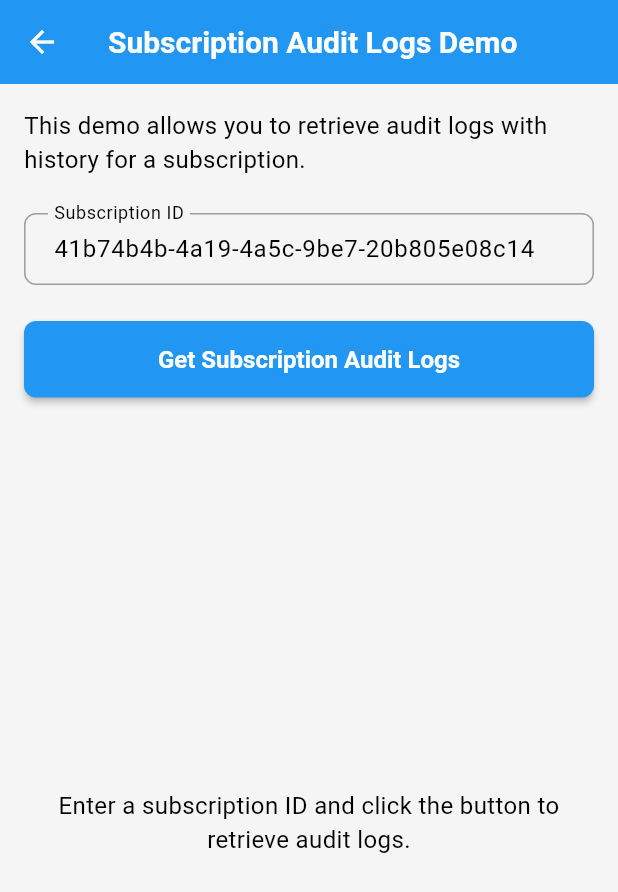
After one commit to EtanaAlemu/flexbiller-app, a Flutter app: the SubscriptionAuditLogsDemoPage screen opened directly, on a phone screen of 412 x 824 dp. The commit adds this screen. Shown: the top 892 px of the screen. Run offline on Flutter 3.47's test engine with Material 3 defaults, Android fonts, the phone set to English and light mode, and no system bars; our stand-ins replace dio, equatable, flutter_bloc, flutter_secure_storage, get_it, injectable and 4 more; accounts and stored records are empty; network calls fail.

Commit message:
Implement retrieve subscription audit logs with history functionality
- Add get subscription audit logs with history API endpoint
- Create SubscriptionAuditLog and SubscriptionAuditHistory entities
- Add subscription audit logs response model with proper JSON serialization
- Add get subscription audit logs method to SubscriptionsRepository interface
- Create GetSubscriptionAuditLogsWithHistoryUseCase for audit logs operations
- Update SubscriptionsRemoteDataSource with get subscription audit logs operation
- Update SubscriptionsRepositoryImpl with get subscription audit logs implementation
- Add get subscription audit logs events and states to SubscriptionsBloc
- Update SubscriptionsBloc to handle get subscription audit logs operations
- Create SubscriptionAuditLogsDemoPage for testing functionality
- Update SubscriptionsDemoPage to include audit logs navigation
- Run build_runner to generate necessary files
- Ensure clean architecture compliance and proper error handling

```diff
--- a/lib/core/constants/api_endpoints.dart
+++ b/lib/core/constants/api_endpoints.dart
@@ -16,6 +16,7 @@ class ApiEndpoints {
   static const String subscriptionCustomFields = '/api/subscriptions';
   static const String blockSubscription = '/api/subscriptions'; // Base for blocking
   static const String createSubscriptionWithAddOns = '/api/subscriptions/createSubscriptionWithAddOns';
+  static const String getSubscriptionAuditLogsWithHistory = '/api/subscriptions'; // Base for audit logs
 
   // Tags endpoints
   static const String getAllTags = '/api/tags';
--- /dev/null
+++ b/lib/features/subscriptions/data/models/subscription_audit_logs_response_model.dart
@@ -0,0 +1,148 @@
+import 'package:json_annotation/json_annotation.dart';
+
+part 'subscription_audit_logs_response_model.g.dart';
+
+@JsonSerializable()
+class SubscriptionAuditLogsResponseModel {
+  @JsonKey(name: 'success')
+  final bool success;
+
+  @JsonKey(name: 'code')
+  final int code;
+
+  @JsonKey(name: 'data')
+  final List<SubscriptionAuditLogModel> data;
+
+  @JsonKey(name: 'message')
+  final String message;
+
+  const SubscriptionAuditLogsResponseModel({
+    required this.success,
+    required this.code,
+    required this.data,
+    required this.message,
+  });
+
+  factory SubscriptionAuditLogsResponseModel.fromJson(Map<String, dynamic> json) =>
+      _$SubscriptionAuditLogsResponseModelFromJson(json);
+
+  Map<String, dynamic> toJson() => _$SubscriptionAuditLogsResponseModelToJson(this);
+}
+
+@JsonSerializable()
+class SubscriptionAuditLogModel {
+  @JsonKey(name: 'changeType')
+  final String? changeType;
+
+  @JsonKey(name: 'changeDate')
+  final String? changeDate;
+
+  @JsonKey(name: 'objectType')
+  final String? objectType;
+
+  @JsonKey(name: 'objectId')
+  final String? objectId;
+
+  @JsonKey(name: 'changedBy')
+  final String? changedBy;
+
+  @JsonKey(name: 'reasonCode')
+  final String? reasonCode;
+
+  @JsonKey(name: 'comments')
+  final String? comments;
+
+  @JsonKey(name: 'userToken')
+  final String? userToken;
+
+  @JsonKey(name: 'history')
+  final SubscriptionAuditHistoryModel? history;
+
+  const SubscriptionAuditLogModel({
+    this.changeType,
+    this.changeDate,
+    this.objectType,
+    this.objectId,
+    this.changedBy,
+    this.reasonCode,
+    this.comments,
+    this.userToken,
+    this.history,
+  });
+
+  factory SubscriptionAuditLogModel.fromJson(Map<String, dynamic> json) =>
+      _$SubscriptionAuditLogModelFromJson(json);
+
+  Map<String, dynamic> toJson() => _$SubscriptionAuditLogModelToJson(this);
+}
+
+@JsonSerializable()
+class SubscriptionAuditHistoryModel {
+  @JsonKey(name: 'id')
+  final String? id;
+
+  @JsonKey(name: 'createdDate')
+  final String? createdDate;
+
+  @JsonKey(name: 'updatedDate')
+  final String? updatedDate;
+
+  @JsonKey(name: 'recordId')
+  final int? recordId;
+
+  @JsonKey(name: 'accountRecordId')
+  final int? accountRecordId;
+
+  @JsonKey(name: 'tenantRecordId')
+  final int? tenantRecordId;
+
+  @JsonKey(name: 'bundleId')
+  final String? bundleId;
+
+  @JsonKey(name: 'externalKey')
+  final String? externalKey;
+
+  @JsonKey(name: 'category')
+  final String? category;
+
+  @JsonKey(name: 'startDate')
+  final String? startDate;
+
+  @JsonKey(name: 'bundleStartDate')
+  final String? bundleStartDate;
+
+  @JsonKey(name: 'chargedThroughDate')
+  final String? chargedThroughDate;
+
+  @JsonKey(name: 'migrated')
+  final bool? migrated;
+
+  @JsonKey(name: 'tableName')
+  final String? tableName;
+
+  @JsonKey(name: 'historyTableName')
+  final String? historyTableName;
+
+  const SubscriptionAuditHistoryModel({
+    this.id,
+    this.createdDate,
+    this.updatedDate,
+    this.recordId,
+    this.accountRecordId,
+    this.tenantRecordId,
+    this.bundleId,
+    this.externalKey,
+    this.category,
+    this.startDate,
+    this.bundleStartDate,
+    this.chargedThroughDate,
+    this.migrated,
+    this.tableName,
+    this.historyTableName,
+  });
+
+  factory SubscriptionAuditHistoryModel.fromJson(Map<String, dynamic> json) =>
+      _$SubscriptionAuditHistoryModelFromJson(json);
+
+  Map<String, dynamic> toJson() => _$SubscriptionAuditHistoryModelToJson(this);
+}
--- /dev/null
+++ b/lib/features/subscriptions/domain/entities/subscription_audit_log.dart
@@ -0,0 +1,163 @@
+import 'package:equatable/equatable.dart';
+
+class SubscriptionAuditLog extends Equatable {
+  final String? changeType;
+  final DateTime? changeDate;
+  final String? objectType;
+  final String? objectId;
+  final String? changedBy;
+  final String? reasonCode;
+  final String? comments;
+  final String? userToken;
+  final SubscriptionAuditHistory? history;
+
+  const SubscriptionAuditLog({
+    this.changeType,
+    this.changeDate,
+    this.objectType,
+    this.objectId,
+    this.changedBy,
+    this.reasonCode,
+    this.comments,
+    this.userToken,
+    this.history,
+  });
+
+  @override
+  List<Object?> get props => [
+        changeType,
+        changeDate,
+        objectType,
+        objectId,
+        changedBy,
+        reasonCode,
+        comments,
+        userToken,
+        history,
+      ];
+
+  @override
+  String toString() {
+    return 'SubscriptionAuditLog(changeType: $changeType, changeDate: $changeDate, objectType: $objectType)';
+  }
+
+  SubscriptionAuditLog copyWith({
+    String? changeType,
+    DateTime? changeDate,
+    String? objectType,
+    String? objectId,
+    String? changedBy,
+    String? reasonCode,
+    String? comments,
+    String? userToken,
+    SubscriptionAuditHistory? history,
+  }) {
+    return SubscriptionAuditLog(
+      changeType: changeType ?? this.changeType,
+      changeDate: changeDate ?? this.changeDate,
+      objectType: objectType ?? this.objectType,
+      objectId: objectId ?? this.objectId,
+      changedBy: changedBy ?? this.changedBy,
+      reasonCode: reasonCode ?? this.reasonCode,
+      comments: comments ?? this.comments,
+      userToken: userToken ?? this.userToken,
+      history: history ?? this.history,
+    );
+  }
+}
+
+class SubscriptionAuditHistory extends Equatable {
+  final String? id;
+  final DateTime? createdDate;
+  final DateTime? updatedDate;
+  final int? recordId;
+  final int? accountRecordId;
+  final int? tenantRecordId;
+  final String? bundleId;
+  final String? externalKey;
+  final String? category;
+  final DateTime? startDate;
+  final DateTime? bundleStartDate;
+  final DateTime? chargedThroughDate;
+  final bool? migrated;
+  final String? tableName;
+  final String? historyTableName;
+
+  const SubscriptionAuditHistory({
+    this.id,
+    this.createdDate,
+    this.updatedDate,
+    this.recordId,
+    this.accountRecordId,
+    this.tenantRecordId,
+    this.bundleId,
+    this.externalKey,
+    this.category,
+    this.startDate,
+    this.bundleStartDate,
+    this.chargedThroughDate,
+    this.migrated,
+    this.tableName,
+    this.historyTableName,
+  });
+
+  @override
+  List<Object?> get props => [
+        id,
+        createdDate,
+        updatedDate,
+        recordId,
+        accountRecordId,
+        tenantRecordId,
+        bundleId,
+        externalKey,
+        category,
+        startDate,
+        bundleStartDate,
+        chargedThroughDate,
+        migrated,
+        tableName,
+        historyTableName,
+      ];
+
+  @override
+  String toString() {
+    return 'SubscriptionAuditHistory(changeType: $category, recordId: $recordId, tableName: $tableName)';
+  }
+
+  SubscriptionAuditHistory copyWith({
+    String? id,
+    DateTime? createdDate,
+    DateTime? updatedDate,
+    int? recordId,
+    int? accountRecordId,
+    int? tenantRecordId,
+    String? bundleId,
+    String? externalKey,
+    String? category,
+    DateTime? startDate,
+    DateTime? bundleStartDate,
+    DateTime? chargedThroughDate,
+    bool? migrated,
+    String? tableName,
+    String? historyTableName,
+  }) {
+    return SubscriptionAuditHistory(
+      id: id ?? this.id,
+      createdDate: createdDate ?? this.createdDate,
+      updatedDate: updatedDate ?? this.updatedDate,
+      recordId: recordId ?? this.recordId,
+      accountRecordId: accountRecordId ?? this.accountRecordId,
+      tenantRecordId: tenantRecordId ?? this.tenantRecordId,
+      bundleId: bundleId ?? this.bundleId,
+      externalKey: externalKey ?? this.externalKey,
+      category: category ?? this.category,
+      startDate: startDate ?? this.startDate,
+      bundleStartDate: bundleStartDate ?? this.bundleStartDate,
+      chargedThroughDate: chargedThroughDate ?? this.chargedThroughDate,
+      migrated: migrated ?? this.migrated,
+      tableName: tableName ?? this.tableName,
+      historyTableName: historyTableName ?? this.historyTableName,
+    );
+  }
+}
--- a/lib/features/subscriptions/domain/repositories/subscriptions_repository.dart
+++ b/lib/features/subscriptions/domain/repositories/subscriptions_repository.dart
@@ -2,6 +2,7 @@ import '../entities/subscription.dart';
 import '../entities/subscription_custom_field.dart';
 import '../entities/subscription_blocking_state.dart';
 import '../entities/subscription_addon_product.dart';
+import '../entities/subscription_audit_log.dart';
 
 abstract class SubscriptionsRepository {
   Future<List<Subscription>> getRecentSubscriptions();
@@ -42,4 +43,7 @@ abstract class SubscriptionsRepository {
   Future<Map<String, dynamic>> createSubscriptionWithAddOns({
     required List<SubscriptionAddonProduct> addonProducts,
   });
+
+  // Get Subscription Audit Logs method
+  Future<List<SubscriptionAuditLog>> getSubscriptionAuditLogsWithHistory(String subscriptionId);
 }
--- /dev/null
+++ b/lib/features/subscriptions/domain/usecases/get_subscription_audit_logs_with_history_usecase.dart
@@ -0,0 +1,14 @@
+import 'package:injectable/injectable.dart';
+import '../entities/subscription_audit_log.dart';
+import '../repositories/subscriptions_repository.dart';
+
+@injectable
+class GetSubscriptionAuditLogsWithHistoryUseCase {
+  final SubscriptionsRepository _repository;
+
+  GetSubscriptionAuditLogsWithHistoryUseCase(this._repository);
+
+  Future<List<SubscriptionAuditLog>> call(String subscriptionId) async {
+    return await _repository.getSubscriptionAuditLogsWithHistory(subscriptionId);
+  }
+}
--- a/lib/features/subscriptions/presentation/bloc/subscriptions_event.dart
+++ b/lib/features/subscriptions/presentation/bloc/subscriptions_event.dart
@@ -138,3 +138,13 @@ class CreateSubscriptionWithAddOns extends SubscriptionsEvent {
   @override
   List<Object?> get props => [addonProducts];
 }
+
+// Get Subscription Audit Logs event
+class GetSubscriptionAuditLogsWithHistory extends SubscriptionsEvent {
+  final String subscriptionId;
+
+  const GetSubscriptionAuditLogsWithHistory(this.subscriptionId);
+
+  @override
+  List<Object?> get props => [subscriptionId];
+}
--- a/lib/features/subscriptions/presentation/bloc/subscriptions_state.dart
+++ b/lib/features/subscriptions/presentation/bloc/subscriptions_state.dart
@@ -2,6 +2,7 @@ import 'package:equatable/equatable.dart';
 import '../../domain/entities/subscription.dart';
 import '../../domain/entities/subscription_custom_field.dart';
 import '../../domain/entities/subscription_blocking_state.dart';
+import '../../domain/entities/subscription_audit_log.dart';
 
 abstract class SubscriptionsState extends Equatable {
   const SubscriptionsState();
@@ -221,3 +222,22 @@ class CreateSubscriptionWithAddOnsError extends SubscriptionsState {
   @override
   List<Object?> get props => [message];
 }
+
+// Get Subscription Audit Logs states
+class GetSubscriptionAuditLogsWithHistoryLoading extends SubscriptionsState {}
+
+class GetSubscriptionAuditLogsWithHistorySuccess extends SubscriptionsState {
+  final List<SubscriptionAuditLog> auditLogs;
+  final String subscriptionId;
+  const GetSubscriptionAuditLogsWithHistorySuccess(this.auditLogs, this.subscriptionId);
+  @override
+  List<Object?> get props => [auditLogs, subscriptionId];
+}
+
+class GetSubscriptionAuditLogsWithHistoryError extends SubscriptionsState {
+  final String message;
+  final String subscriptionId;
+  const GetSubscriptionAuditLogsWithHistoryError(this.message, this.subscriptionId);
+  @override
+  List<Object?> get props => [message, subscriptionId];
+}
--- /dev/null
+++ b/lib/features/subscriptions/presentation/pages/subscription_audit_logs_demo_page.dart
@@ -0,0 +1,241 @@
+import 'package:flutter/material.dart';
+import 'package:flutter_bloc/flutter_bloc.dart';
+import 'package:get_it/get_it.dart';
+import '../bloc/subscriptions_bloc.dart';
+import '../bloc/subscriptions_event.dart';
+import '../bloc/subscriptions_state.dart';
+import '../../domain/entities/subscription_audit_log.dart';
+
+class SubscriptionAuditLogsDemoPage extends StatefulWidget {
+  const SubscriptionAuditLogsDemoPage({super.key});
+
+  @override
+  State<SubscriptionAuditLogsDemoPage> createState() =>
+      _SubscriptionAuditLogsDemoPageState();
+}
+
+class _SubscriptionAuditLogsDemoPageState
+    extends State<SubscriptionAuditLogsDemoPage> {
+  final TextEditingController _subscriptionIdController = TextEditingController();
+  final _formKey = GlobalKey<FormState>();
+
+  @override
+  void initState() {
+    super.initState();
+    _subscriptionIdController.text = '41b74b4b-4a19-4a5c-9be7-20b805e08c14';
+  }
+
+  @override
+  void dispose() {
+    _subscriptionIdController.dispose();
+    super.dispose();
+  }
+
+  @override
+  Widget build(BuildContext context) {
+    return BlocProvider(
+      create: (context) => GetIt.instance<SubscriptionsBloc>(),
+      child: Scaffold(
+        appBar: AppBar(title: const Text('Subscription Audit Logs Demo')),
+        body: Padding(
+          padding: const EdgeInsets.all(16.0),
+          child: Form(
+            key: _formKey,
+            child: Column(
+              crossAxisAlignment: CrossAxisAlignment.stretch,
+              children: [
+                const Text(
+                  'This demo allows you to retrieve audit logs with history for a subscription.',
+                  style: TextStyle(fontSize: 16),
+                ),
+                const SizedBox(height: 24),
+                TextFormField(
+                  controller: _subscriptionIdController,
+                  decoration: const InputDecoration(
+                    labelText: 'Subscription ID',
+                    border: OutlineInputBorder(),
+                    hintText: 'e.g., 41b74b4b-4a19-4a5c-9be7-20b805e08c14',
+                  ),
+                  validator: (value) {
+                    if (value == null || value.trim().isEmpty) {
+                      return 'Please enter a subscription ID';
+                    }
+                    return null;
+                  },
+                ),
+                const SizedBox(height: 24),
+                ElevatedButton(
+                  onPressed: _getSubscriptionAuditLogs,
+                  style: ElevatedButton.styleFrom(
+                    padding: const EdgeInsets.symmetric(vertical: 16),
+                  ),
+                  child: const Text('Get Subscription Audit Logs'),
+                ),
+                const SizedBox(height: 24),
+                Expanded(
+                  child: BlocBuilder<SubscriptionsBloc, SubscriptionsState>(
+                    builder: (context, state) {
+                      if (state is GetSubscriptionAuditLogsWithHistoryLoading) {
+                        return const Center(child: CircularProgressIndicator());
+                      } else if (state is GetSubscriptionAuditLogsWithHistorySuccess) {
+                        return _buildAuditLogsList(state.auditLogs);
+                      } else if (state is GetSubscriptionAuditLogsWithHistoryError) {
+                        return Center(
+                          child: Column(
+                            mainAxisAlignment: MainAxisAlignment.center,
+                            children: [
+                              const Icon(
+                                Icons.error_outline,
+                                color: Colors.red,
+                                size: 64,
+                              ),
+                              const SizedBox(height: 16),
+                              Text(
+                                'Error: ${state.message}',
+                                style: const TextStyle(
+                                  color: Colors.red,
+                                  fontSize: 16,
+                                ),
+                                textAlign: TextAlign.center,
+                              ),
+                            ],
+                          ),
+                        );
+                      }
+                      return const Center(
+                        child: Text(
+                          'Enter a subscription ID and click the button to retrieve audit logs.',
+                          style: TextStyle(fontSize: 16),
+                          textAlign: TextAlign.center,
+                        ),
+                      );
+                    },
+                  ),
+                ),
+              ],
+            ),
+          ),
+        ),
+      ),
+    );
+  }
+
+  void _getSubscriptionAuditLogs() {
+    if (_formKey.currentState!.validate()) {
+      final subscriptionId = _subscriptionIdController.text.trim();
+      context.read<SubscriptionsBloc>().add(GetSubscriptionAuditLogsWithHistory(
+        subscriptionId,
+      ));
+    }
+  }
+
+  Widget _buildAuditLogsList(List<SubscriptionAuditLog> auditLogs) {
+    if (auditLogs.isEmpty) {
+      return const Center(
+        child: Text(
+          'No audit logs found for this subscription.',
+          style: TextStyle(fontSize: 16),
+        ),
+      );
+    }
+
+    return ListView.builder(
+      itemCount: auditLogs.length,
+      itemBuilder: (context, index) {
+        final auditLog = auditLogs[index];
+        return Card(
+          margin: const EdgeInsets.only(bottom: 16),
+          child: ExpansionTile(
+            title: Text(
+              '${auditLog.changeType ?? 'N/A'} - ${auditLog.objectType ?? 'N/A'}',
+              style: const TextStyle(fontWeight: FontWeight.bold),
+            ),
+            subtitle: Text(
+              'Changed by: ${auditLog.changedBy ?? 'N/A'} on ${_formatDate(auditLog.changeDate)}',
+            ),
+            children: [
+              Padding(
+                padding: const EdgeInsets.all(16.0),
+                child: Column(
+                  crossAxisAlignment: CrossAxisAlignment.start,
+                  children: [
+                    _buildInfoRow('Change Type', auditLog.changeType),
+                    _buildInfoRow('Change Date', _formatDate(auditLog.changeDate)),
+                    _buildInfoRow('Object Type', auditLog.objectType),
+                    _buildInfoRow('Object ID', auditLog.objectId),
+                    _buildInfoRow('Changed By', auditLog.changedBy),
+                    _buildInfoRow('Reason Code', auditLog.reasonCode),
+                    _buildInfoRow('Comments', auditLog.comments),
+                    _buildInfoRow('User Token', auditLog.userToken),
+                    if (auditLog.history != null) ...[
+                      const Divider(),
+                      const Text(
+                        'History Details:',
+                        style: TextStyle(
+                          fontSize: 16,
+                          fontWeight: FontWeight.bold,
+                        ),
+                      ),
+                      const SizedBox(height: 8),
+                      _buildHistoryInfo(auditLog.history!),
+                    ],
+                  ],
+                ),
+              ),
+            ],
+          ),
+        );
+      },
+    );
+  }
+
+  Widget _buildInfoRow(String label, String? value) {
+    return Padding(
+      padding: const EdgeInsets.symmetric(vertical: 4.0),
+      child: Row(
+        crossAxisAlignment: CrossAxisAlignment.start,
+        children: [
+          SizedBox(
+            width: 120,
+            child: Text(
+              '$label:',
+              style: const TextStyle(fontWeight: FontWeight.w500),
+            ),
+          ),
+          Expanded(
+            child: Text(value ?? 'N/A'),
+          ),
+        ],
+      ),
+    );
+  }
+
+  Widget _buildHistoryInfo(SubscriptionAuditHistory history) {
+    return Column(
+      crossAxisAlignment: CrossAxisAlignment.start,
+      children: [
+        _buildInfoRow('ID', history.id),
+        _buildInfoRow('Created Date', _formatDate(history.createdDate)),
+        _buildInfoRow('Updated Date', _formatDate(history.updatedDate)),
+        _buildInfoRow('Record ID', history.recordId?.toString()),
+        _buildInfoRow('Account Record ID', history.accountRecordId?.toString()),
+        _buildInfoRow('Tenant Record ID', history.tenantRecordId?.toString()),
+        _buildInfoRow('Bundle ID', history.bundleId),
+        _buildInfoRow('External Key', history.externalKey),
+        _buildInfoRow('Category', history.category),
+        _buildInfoRow('Start Date', _formatDate(history.startDate)),
+        _buildInfoRow('Bundle Start Date', _formatDate(history.bundleStartDate)),
+        _buildInfoRow('Charged Through Date', _formatDate(history.chargedThroughDate)),
+        _buildInfoRow('Migrated', history.migrated?.toString()),
+        _buildInfoRow('Table Name', history.tableName),
+        _buildInfoRow('History Table Name', history.historyTableName),
+      ],
+    );
+  }
+
+  String _formatDate(DateTime? date) {
+    if (date == null) return 'N/A';
+    return '${date.year}-${date.month.toString().padLeft(2, '0')}-${date.day.toString().padLeft(2, '0')} '
+        '${date.hour.toString().padLeft(2, '0')}:${date.minute.toString().padLeft(2, '0')}:${date.second.toString().padLeft(2, '0')}';
+  }
+}
--- a/lib/features/subscriptions/presentation/pages/subscriptions_demo_page.dart
+++ b/lib/features/subscriptions/presentation/pages/subscriptions_demo_page.dart
@@ -7,6 +7,7 @@ import 'subscriptions_page.dart';
 import 'subscription_custom_fields_demo_page.dart';
 import 'block_subscription_demo_page.dart';
 import 'create_subscription_with_addons_demo_page.dart';
+import 'subscription_audit_logs_demo_page.dart';
 
 class SubscriptionsDemoPage extends StatelessWidget {
   const SubscriptionsDemoPage({super.key});
@@ -35,6 +36,11 @@ class SubscriptionsDemoPage extends StatelessWidget {
               icon: const Icon(Icons.add_shopping_cart),
               tooltip: 'Create with Add-ons',
             ),
+            IconButton(
+              onPressed: () => _auditLogs(context),
+              icon: const Icon(Icons.history),
+              tooltip: 'Audit Logs',
+            ),
           ],
         ),
         body: const SubscriptionsPage(),
@@ -59,4 +65,10 @@ class SubscriptionsDemoPage extends StatelessWidget {
       MaterialPageRoute(builder: (context) => const CreateSubscriptionWithAddOnsDemoPage()),
     );
   }
+
+  void _auditLogs(BuildContext context) {
+    Navigator.of(context).push(
+      MaterialPageRoute(builder: (context) => const SubscriptionAuditLogsDemoPage()),
+    );
+  }
 }
```
Also changed, not shown: lib/features/subscriptions/data/datasources/subscriptions_remote_data_source.dart (+25 -3 lines), lib/features/subscriptions/data/repositories/subscriptions_repository_impl.dart (+48 -1 lines), lib/features/subscriptions/presentation/bloc/subscriptions_bloc.dart (+17 -0 lines), lib/features/subscriptions/data/models/subscription_audit_logs_response_model.g.dart (added), lib/injection_container.config.dart.
